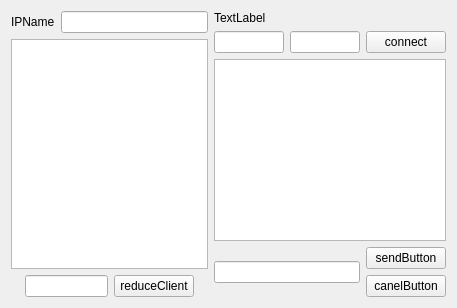
First picture: the form in chetting.ui, repository jaehyeonjeong/DataBaseQt, before the edit.
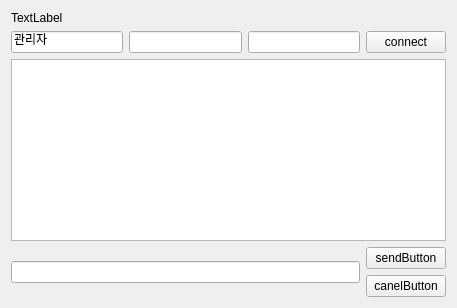
Second picture: the form after the edit.

```diff
--- a/chetting.ui
+++ b/chetting.ui
@@ -13,75 +13,8 @@
   <property name="windowTitle">
    <string>Form</string>
   </property>
-  <layout class="QVBoxLayout" name="verticalLayout_4">
-   <item>
-    <layout class="QHBoxLayout" name="horizontalLayout_5">
-     <item>
       <layout class="QVBoxLayout" name="verticalLayout_3">
        <item>
-        <layout class="QHBoxLayout" name="horizontalLayout_4">
-         <item>
-          <widget class="QLabel" name="label">
-           <property name="text">
-            <string>IPName</string>
-           </property>
-          </widget>
-         </item>
-         <item>
-          <widget class="QLineEdit" name="IPNameEdit"/>
-         </item>
-        </layout>
-       </item>
-       <item>
-        <widget class="QListWidget" name="listWidget"/>
-       </item>
-       <item>
-        <layout class="QHBoxLayout" name="horizontalLayout_3">
-         <item>
-          <spacer name="horizontalSpacer">
-           <property name="orientation">
-            <enum>Qt::Horizontal</enum>
-           </property>
-           <property name="sizeHint" stdset="0">
-            <size>
-             <width>40</width>
-             <height>20</height>
-            </size>
-           </property>
-          </spacer>
-         </item>
-         <item>
-          <widget class="QLineEdit" name="reduceEdit">
-           <property name="readOnly">
-            <bool>true</bool>
-           </property>
-          </widget>
-         </item>
-         <item>
-          <widget class="QPushButton" name="reduceButton">
-           <property name="text">
-            <string>reduceClient</string>
-           </property>
-          </widget>
-         </item>
-         <item>
-          <spacer name="horizontalSpacer_2">
-           <property name="orientation">
-            <enum>Qt::Horizontal</enum>
-           </property>
-           <property name="sizeHint" stdset="0">
-            <size>
-             <width>40</width>
-             <height>20</height>
-            </size>
-           </property>
-          </spacer>
-         </item>
-        </layout>
-       </item>
-      </layout>
-     </item>
-     <item>
       <layout class="QVBoxLayout" name="verticalLayout_2">
        <item>
         <widget class="QLabel" name="serverstatus">
@@ -92,6 +25,16 @@
        </item>
        <item>
         <layout class="QHBoxLayout" name="horizontalLayout">
+       <item>
+        <widget class="QLineEdit" name="manager">
+         <property name="text">
+          <string>관리자</string>
+         </property>
+         <property name="readOnly">
+          <bool>false</bool>
+         </property>
+        </widget>
+       </item>
          <item>
           <widget class="QLineEdit" name="ipAddress"/>
          </item>
@@ -130,8 +73,6 @@
               <string>canelButton</string>
              </property>
             </widget>
-           </item>
-          </layout>
          </item>
         </layout>
        </item>
```
Lines whose indentation alone changed are shown as unchanged.
